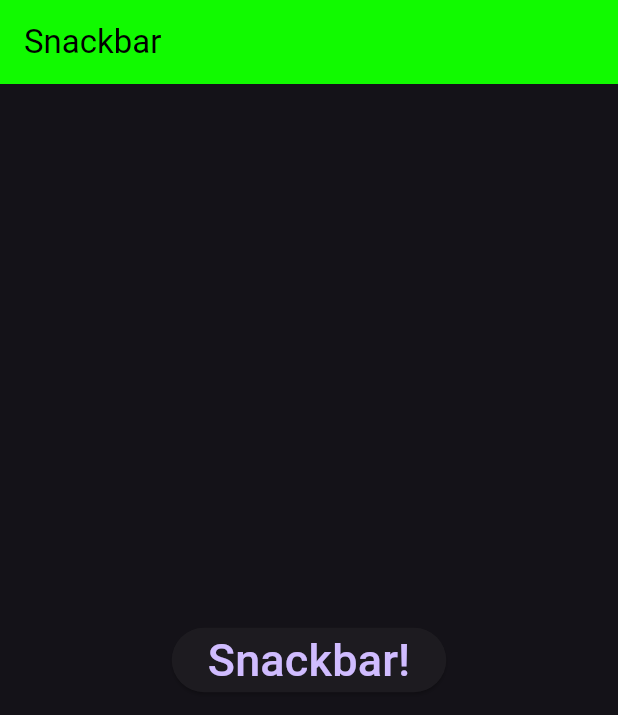
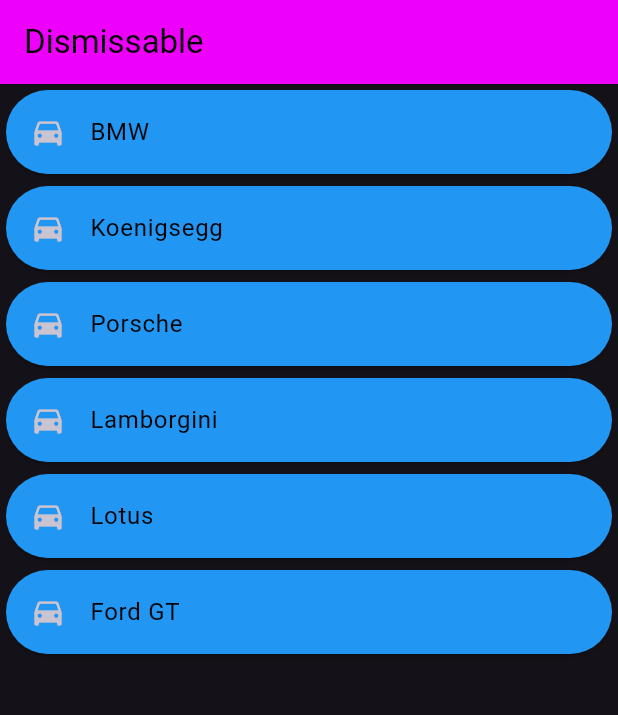
Before and after one commit to AtharvaParadkar/Flutter-Fundamentals, a Flutter app: the screen it shows after launch, on a phone screen of 412 x 824 dp. Shown: the top 715 px of the screen. Run offline on Flutter 3.47's test engine with Material 3 defaults, Android fonts, the phone set to English and light mode, and no system bars.

Commit message:
Dismissible

```diff
--- /dev/null
+++ b/lib/Widgets/dismissible.dart
@@ -0,0 +1,64 @@
+import "package:flutter/material.dart";
+
+class DismissableWidget extends StatefulWidget {
+  const DismissableWidget({super.key});
+
+  @override
+  State<DismissableWidget> createState() => _DismissableWidgetState();
+}
+
+class _DismissableWidgetState extends State<DismissableWidget> {
+  List<String> Cars = [
+    'BMW',
+    'Koenigsegg',
+    'Porsche',
+    'Lamborgini',
+    'Lotus',
+    'Ford GT'
+  ];
+  @override
+  Widget build(BuildContext context) {
+    return Scaffold(
+      appBar: AppBar(
+        title: const Text(
+          'Dismissable',
+          style: TextStyle(color: Colors.black),
+        ),
+        backgroundColor: const Color.fromARGB(255, 238, 1, 251),
+      ),
+      body: ListView.builder(
+          itemCount: Cars.length,
+          itemBuilder: (context, index) {
+            final car = Cars[index];
+            return Dismissible(
+              onDismissed: (direction) {
+                ScaffoldMessenger.of(context).showSnackBar(
+                  SnackBar(
+                    content: Text(car),
+                    backgroundColor: direction == DismissDirection.startToEnd
+                        ? Colors.red
+                        : Colors.green,
+                    shape: const StadiumBorder(),
+                  ),
+                );
+                setState(() {
+                  Cars.removeAt(index);
+                });
+              },
+              key: Key(car),
+              background: Container(color: Colors.red),
+              secondaryBackground: Container(color: Colors.green),
+              child: Card(
+                color: Colors.blue,
+                shape: const StadiumBorder(),
+                child: ListTile(
+                  title: Text(Cars[index]),
+                  leading: const Icon(Icons.directions_car),
+                  textColor: Colors.black,
+                ),
+              ),
+            );
+          }),
+    );
+  }
+}
--- a/lib/main.dart
+++ b/lib/main.dart
@@ -3,6 +3,7 @@
 import "package:flutter/material.dart";
 import "package:flutter_basics/Widgets/buttons.dart";
 import "package:flutter_basics/Widgets/containersized.dart";
+import "package:flutter_basics/Widgets/dismissible.dart";
 import "package:flutter_basics/Widgets/list_grid.dart";
 import "package:flutter_basics/Widgets/rowscolumns.dart";
 import "package:flutter_basics/Widgets/snackbar.dart";
@@ -21,7 +22,7 @@
         primaryColor: const Color.fromARGB(255, 0, 0, 255),
         brightness: Brightness.dark,
       ),
-      home: const SnackbarWidget(),
+      home: const DismissableWidget(),
     );
   }
 }
```
